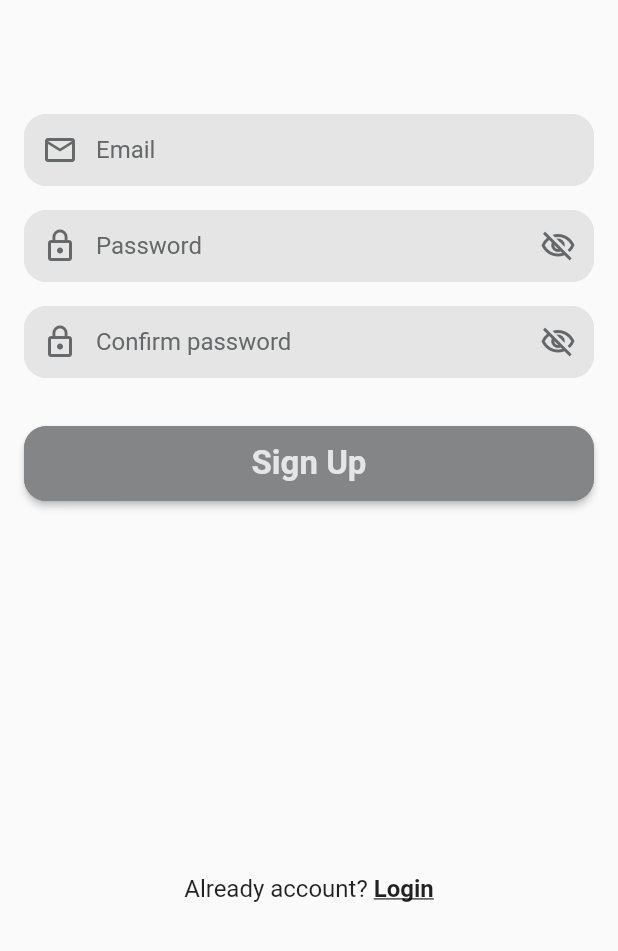
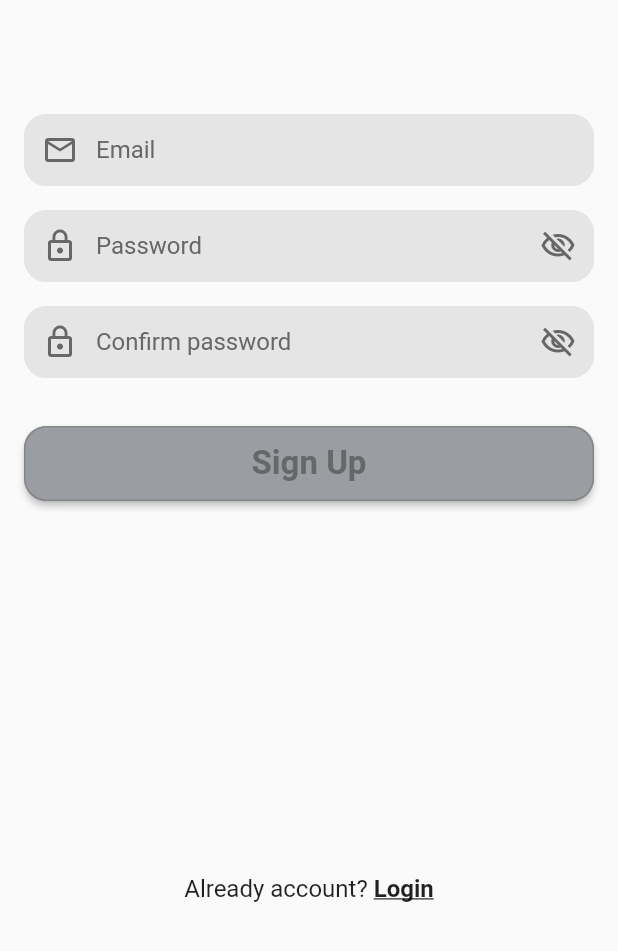
Before and after one commit to Kingkull2811/flutter_note_app, a Flutter app: the SignUpScreen screen opened by its route, on a phone screen of 412 x 824 dp, the part 285-1236 px from its top. Run offline on Flutter 3.47's test engine with Material 2 defaults, Android fonts, the phone set to English and light mode, and no system bars; our stand-ins replace dots_indicator, equatable, firebase_auth, firebase_core, flutter_switch, google_sign_in and 3 more; missing offline and left inert: flutter_facebook_auth; accounts and stored records are empty; generated files the repository leaves out were written again.

Commit message:
dark mode provider

```diff
--- a/lib/main.dart
+++ b/lib/main.dart
@@ -3,6 +3,7 @@ import 'package:flutter/material.dart';
 import 'package:flutter_gen/gen_l10n/app_localizations.dart';
 import 'package:flutter_localizations/flutter_localizations.dart';
 import 'package:hooks_riverpod/hooks_riverpod.dart';
+import 'package:kull_note_app/network/provider/dark_mode_provider.dart';
 
 import 'firebase_options.dart';
 import 'l10n/l10n.dart';
@@ -19,29 +20,28 @@ void main() async {
   runApp(const ProviderScope(child: MyApp()));
 }
 
-class MyApp extends StatelessWidget {
+class MyApp extends ConsumerWidget {
   const MyApp({super.key});
 
   static final navigatorKey = GlobalKey<NavigatorState>();
 
-  static final ValueNotifier<ThemeMode> themeNotifier =
-      SharedPreferencesStorage().getNightMode()
-          ? ValueNotifier(ThemeMode.dark)
-          : ValueNotifier(ThemeMode.light);
+  // static final ValueNotifier<ThemeMode> themeNotifier =
+  //     SharedPreferencesStorage().getNightMode()
+  //         ? ValueNotifier(ThemeMode.dark)
+  //         : ValueNotifier(ThemeMode.light);
 
   // This widget is the root of your application.
   @override
-  Widget build(BuildContext context) {
-    return ValueListenableBuilder(
-      valueListenable: themeNotifier,
-      builder: (BuildContext context, currentMode, _) {
+  Widget build(BuildContext context, WidgetRef ref) {
+    final isDarkMode = ref.watch(darkModeProvider).isDarkMode();
+
     return MaterialApp(
       title: 'Kull Note App',
       debugShowCheckedModeBanner: false,
       navigatorKey: navigatorKey,
       theme: AppTheme.lightTheme,
       darkTheme: AppTheme.darkTheme,
-          themeMode: currentMode,
+      themeMode: isDarkMode ? ThemeMode.dark : ThemeMode.light,
       supportedLocales: L10n.all,
       // locale: const Locale('en'),
       localizationsDelegates: const [
@@ -53,7 +53,11 @@ class MyApp extends StatelessWidget {
       onGenerateRoute: AppRoute.onGenerateRoute,
       initialRoute: AppRoute.main,
     );
-      },
-    );
+    // return ValueListenableBuilder(
+    //   valueListenable: themeNotifier,
+    //   builder: (BuildContext context, currentMode, _) {
+    //
+    //   },
+    // );
   }
 }
--- a/lib/widgets/button.dart
+++ b/lib/widgets/button.dart
@@ -1,10 +1,11 @@
 import 'package:flutter/material.dart';
+import 'package:hooks_riverpod/hooks_riverpod.dart';
+import 'package:kull_note_app/network/provider/dark_mode_provider.dart';
 
-import '../main.dart';
 import '../util/app_theme.dart';
 import '../util/util.dart';
 
-class PrimaryButton extends StatelessWidget {
+class PrimaryButton extends ConsumerWidget {
   final String? text;
   final Function()? onTap;
   final IconData? suffixIcon;
@@ -25,15 +26,16 @@ class PrimaryButton extends StatelessWidget {
   }) : super(key: key);
 
   @override
-  Widget build(BuildContext context) {
+  Widget build(BuildContext context, WidgetRef ref) {
+    final isDarkMode = ref.watch(darkModeProvider).isDarkMode();
+
     return ButtonTheme(
       child: ElevatedButton(
         onPressed: onTap,
         style: ElevatedButton.styleFrom(
           elevation: 2,
-          backgroundColor: MyApp.themeNotifier.value == ThemeMode.light
-              ? AppColor.aluminium
-              : AppColor.greyChateau,
+          backgroundColor:
+              isDarkMode ? AppColor.aluminium : AppColor.greyChateau,
           foregroundColor: AppColor.linkWater,
           shape: RoundedRectangleBorder(
             borderRadius: BorderRadius.circular(15),
@@ -56,9 +58,7 @@ class PrimaryButton extends StatelessWidget {
                   child: Icon(
                     suffixIcon,
                     size: 24,
-                    color: MyApp.themeNotifier.value == ThemeMode.light
-                        ? AppColor.whisper
-                        : AppColor.midGrey,
+                    color: isDarkMode ? AppColor.whisper : AppColor.midGrey,
                   ),
                 ),
               if (isNotNullOrEmpty(iconPath))
@@ -78,9 +78,7 @@ class PrimaryButton extends StatelessWidget {
                   text ?? '',
                   style: TextStyle(
                     fontSize: 22,
-                    color: MyApp.themeNotifier.value == ThemeMode.light
-                        ? AppColor.whisper
-                        : AppColor.midGrey,
+                    color: isDarkMode ? AppColor.whisper : AppColor.midGrey,
                     fontWeight: FontWeight.bold,
                   ),
                   textAlign: TextAlign.center,
--- a/lib/widgets/custom_input_field.dart
+++ b/lib/widgets/custom_input_field.dart
@@ -1,11 +1,12 @@
 import 'package:flutter/material.dart';
 import 'package:flutter/services.dart';
+import 'package:hooks_riverpod/hooks_riverpod.dart';
+import 'package:kull_note_app/network/provider/dark_mode_provider.dart';
 
-import '../main.dart';
 import '../util/app_theme.dart';
 import '../util/util.dart';
 
-class InputFieldCustom extends StatelessWidget {
+class InputFieldCustom extends ConsumerWidget {
   // final BuildContext context;
   final TextEditingController? controller;
   final TextInputAction? inputAction;
@@ -52,19 +53,19 @@ class InputFieldCustom extends StatelessWidget {
   });
 
   @override
-  Widget build(BuildContext context) {
+  Widget build(BuildContext context, WidgetRef ref) {
     if (initText != null) {
       controller?.text = initText!;
     }
+
+    final isDarkMode = !ref.watch(darkModeProvider).isDarkMode();
 
     return readOnly
         ? Container(
             height: 50,
             decoration: BoxDecoration(
               borderRadius: BorderRadius.circular(15),
-              color: MyApp.themeNotifier.value == ThemeMode.light
-                  ? AppColor.whisper
-                  : AppColor.aluminium,
+              color: isDarkMode ? AppColor.whisper : AppColor.aluminium,
             ),
             child: ListTile(
               visualDensity: const VisualDensity(horizontal: -4, vertical: -2),
@@ -74,9 +75,7 @@ class InputFieldCustom extends StatelessWidget {
                   ? Icon(
                       prefixIcon,
                       size: 24,
-                      color: MyApp.themeNotifier.value == ThemeMode.light
-                          ? AppColor.midGrey
-                          : AppColor.whisper,
+                      color: isDarkMode ? AppColor.midGrey : AppColor.whisper,
                     )
                   : isNotNullOrEmpty(iconPath)
                       ? Padding(
@@ -86,7 +85,7 @@ class InputFieldCustom extends StatelessWidget {
                             height: 24,
                             width: 24,
                             fit: BoxFit.cover,
-                            color: MyApp.themeNotifier.value == ThemeMode.light
+                            color: isDarkMode
                                 ? AppColor.midGrey
                                 : AppColor.whisper,
                           ),
@@ -96,9 +95,7 @@ class InputFieldCustom extends StatelessWidget {
               title: Text(
                 labelText ?? hintText ?? '',
                 style: TextStyle(
-                  color: MyApp.themeNotifier.value == ThemeMode.light
-                      ? AppColor.midGrey
-                      : AppColor.whisper,
+                  color: isDarkMode ? AppColor.midGrey : AppColor.whisper,
                 ),
               ),
             ),
@@ -121,18 +118,14 @@ class InputFieldCustom extends StatelessWidget {
             keyboardType: keyboardType ?? TextInputType.text,
             style: TextStyle(
               fontSize: 16,
-              color: MyApp.themeNotifier.value == ThemeMode.light
-                  ? AppColor.midGrey
-                  : AppColor.whisper,
+              color: isDarkMode ? AppColor.midGrey : AppColor.whisper,
             ),
             decoration: InputDecoration(
                 prefixIcon: isNotNullOrEmpty(prefixIcon)
                     ? Icon(
                         prefixIcon,
                         size: 24,
-                        color: MyApp.themeNotifier.value == ThemeMode.light
-                            ? AppColor.midGrey
-                            : AppColor.whisper,
+                        color: isDarkMode ? AppColor.midGrey : AppColor.whisper,
                       )
                     : isNotNullOrEmpty(iconPath)
                         ? Padding(
@@ -142,16 +135,14 @@ class InputFieldCustom extends StatelessWidget {
                               height: 24,
                               width: 24,
                               fit: BoxFit.cover,
-                              color:
-                                  MyApp.themeNotifier.value == ThemeMode.light
-                                      ? AppColor.midGrey
-                                      : AppColor.whisper,
+                              color: isDarkMode
+                                  ? AppColor.midGrey
+                                  : AppColor.whisper,
                             ),
                           )
                         : null,
-                prefixIconColor: MyApp.themeNotifier.value == ThemeMode.light
-                    ? AppColor.whisper
-                    : AppColor.midGrey,
+                prefixIconColor:
+                    isDarkMode ? AppColor.whisper : AppColor.midGrey,
                 suffixIcon: showSuffix
                     ? InkWell(
                         borderRadius: BorderRadius.circular(25),
@@ -159,54 +150,42 @@ class InputFieldCustom extends StatelessWidget {
                         child: Icon(
                           isShow ? suffix1 : suffix2,
                           size: 24,
-                          color: MyApp.themeNotifier.value == ThemeMode.light
-                              ? AppColor.midGrey
-                              : AppColor.whisper,
+                          color:
+                              isDarkMode ? AppColor.midGrey : AppColor.whisper,
                         ),
                       )
                     : null,
-                suffixIconColor: MyApp.themeNotifier.value == ThemeMode.light
-                    ? AppColor.midGrey
-                    : AppColor.whisper,
+                suffixIconColor:
+                    isDarkMode ? AppColor.midGrey : AppColor.whisper,
                 contentPadding: const EdgeInsets.fromLTRB(12, 14, 12, 14),
                 filled: true,
-                fillColor: MyApp.themeNotifier.value == ThemeMode.light
-                    ? AppColor.whisper
-                    : AppColor.aluminium,
+                fillColor: isDarkMode ? AppColor.whisper : AppColor.aluminium,
                 border: OutlineInputBorder(
                   borderRadius: BorderRadius.circular(15),
                   borderSide: BorderSide(
                     width: 1,
-                    color: MyApp.themeNotifier.value == ThemeMode.light
-                        ? AppColor.midGrey
-                        : AppColor.whisper,
+                    color: isDarkMode ? AppColor.midGrey : AppColor.whisper,
                   ),
                 ),
                 enabledBorder: OutlineInputBorder(
                   borderRadius: BorderRadius.circular(15),
                   borderSide: BorderSide(
                     width: 1,
-                    color: MyApp.themeNotifier.value == ThemeMode.light
-                        ? AppColor.whisper
-                        : AppColor.midGrey,
+                    color: isDarkMode ? AppColor.whisper : AppColor.midGrey,
                   ),
                 ),
                 disabledBorder: OutlineInputBorder(
                   borderRadius: BorderRadius.circular(15),
                   borderSide: BorderSide(
                     width: 1,
-                    color: MyApp.themeNotifier.value == ThemeMode.light
-                        ? AppColor.whisper
-                        : AppColor.midGrey,
+                    color: isDarkMode ? AppColor.whisper : AppColor.midGrey,
                   ),
                 ),
                 focusedBorder: OutlineInputBorder(
                   borderRadius: BorderRadius.circular(15),
                   borderSide: BorderSide(
                     width: 1,
-                    color: MyApp.themeNotifier.value == ThemeMode.light
-                        ? AppColor.midGrey
-                        : AppColor.whisper,
+                    color: isDarkMode ? AppColor.midGrey : AppColor.whisper,
                   ),
                 ),
                 errorBorder: OutlineInputBorder(
@@ -216,15 +195,11 @@ class InputFieldCustom extends StatelessWidget {
                 ),
                 labelText: labelText,
                 labelStyle: TextStyle(
-                  color: MyApp.themeNotifier.value == ThemeMode.light
-                      ? AppColor.midGrey
-                      : AppColor.whisper,
+                  color: isDarkMode ? AppColor.midGrey : AppColor.whisper,
                 ),
                 hintText: hintText,
                 hintStyle: TextStyle(
-                  color: MyApp.themeNotifier.value == ThemeMode.light
-                      ? AppColor.midGrey
-                      : AppColor.whisper,
+                  color: isDarkMode ? AppColor.midGrey : AppColor.whisper,
                 )),
           );
   }
```
Also changed, not shown: lib/network/provider/dark_mode_provider.dart (+10 -12 lines), lib/screens/login/login_screen.dart (+12 -21 lines), lib/screens/setting/setting_screen.dart (+41 -51 lines), lib/util/screen_util.dart (+0 -13 lines). Lines whose indentation alone changed are shown as unchanged.
